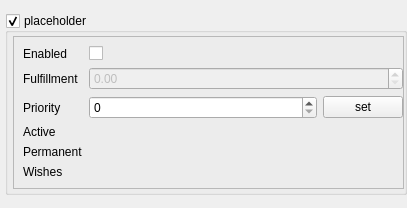
ros-hybrid-behaviour-planner/rhbp, file rhbp_core/src/rqt_planner_gui/resource/goal.ui: the form before one commit.
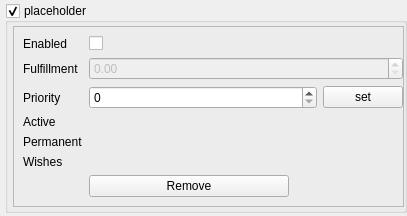
The form after the commit.

Commit message: added option for removing goals and behaviours from rqt UI

```diff
--- a/rhbp_core/src/rqt_planner_gui/resource/goal.ui
+++ b/rhbp_core/src/rqt_planner_gui/resource/goal.ui
@@ -237,6 +237,19 @@
            </property>
           </widget>
          </item>
+         <item row="6" column="1">
+          <widget class="QPushButton" name="removePushButton">
+           <property name="maximumSize">
+            <size>
+             <width>200</width>
+             <height>16777215</height>
+            </size>
+           </property>
+           <property name="text">
+            <string>Remove</string>
+           </property>
+          </widget>
+         </item>
         </layout>
        </widget>
       </item>
```
Left out of the diff: 20 changed lines with no effect on the pictures. The commit also changes 3 other files.
